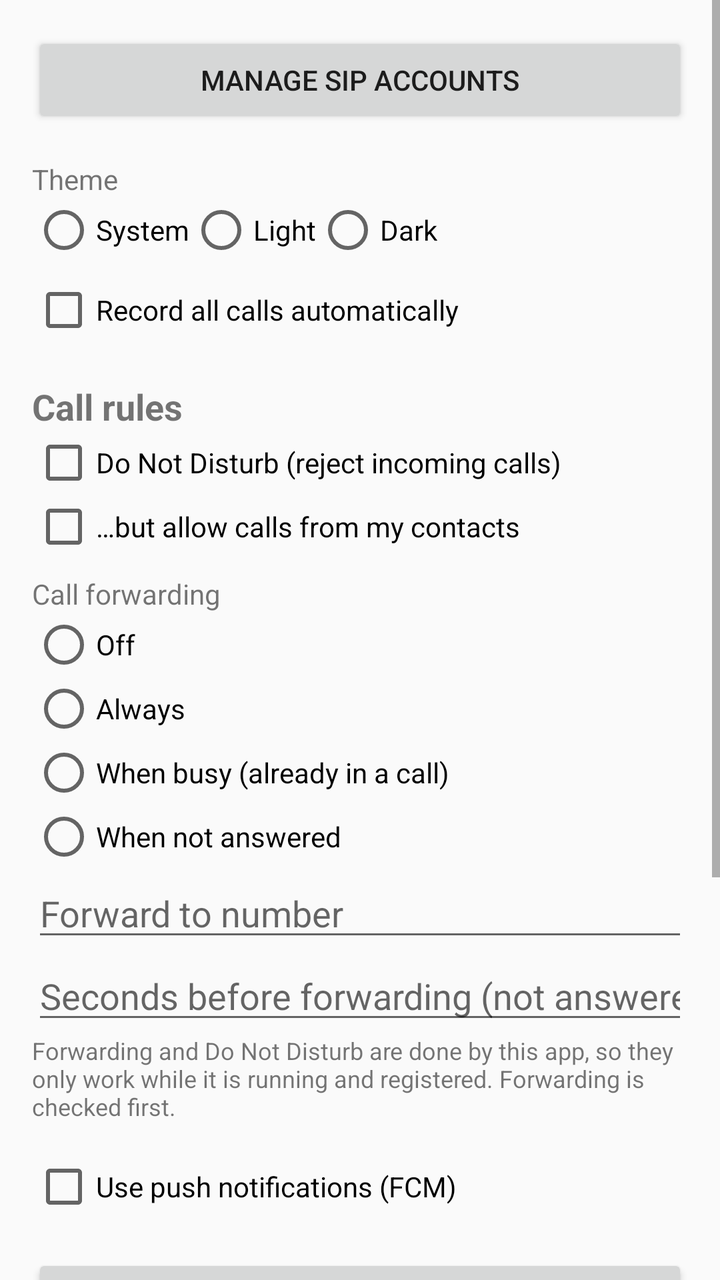
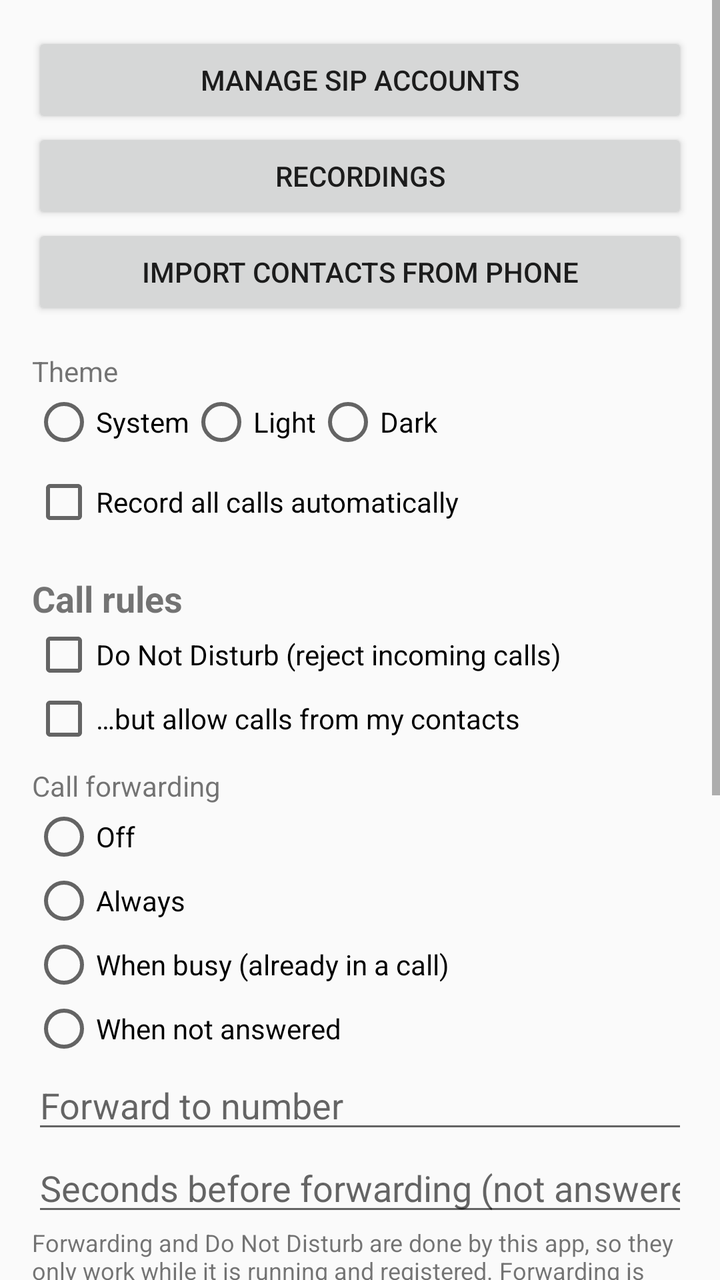

Screens rendered from an Android XML layout before and after an edit, with the pre-edit source and the edit as a unified diff.
<!-- AndroidManifest.xml: application theme Theme.SoftDial -->
<!-- res/layout/activity_settings.xml -->
<?xml version="1.0" encoding="utf-8"?>
<ScrollView xmlns:android="http://schemas.android.com/apk/res/android"
    android:layout_width="match_parent"
    android:layout_height="match_parent">

    <LinearLayout
        android:layout_width="match_parent"
        android:layout_height="wrap_content"
        android:orientation="vertical"
        android:padding="16dp">

        <Button
            android:id="@+id/btnAccounts"
            android:layout_width="match_parent"
            android:layout_height="wrap_content"
            android:text="Manage SIP accounts" />

        <TextView
            android:layout_width="wrap_content"
            android:layout_height="wrap_content"
            android:layout_marginTop="16dp"
            android:text="Theme" />

        <RadioGroup
            android:id="@+id/rgTheme"
            android:layout_width="match_parent"
            android:layout_height="wrap_content"
            android:orientation="horizontal">

            <RadioButton android:id="@+id/rbSystem" android:layout_width="wrap_content"
                android:layout_height="wrap_content" android:text="System" />
            <RadioButton android:id="@+id/rbLight" android:layout_width="wrap_content"
                android:layout_height="wrap_content" android:text="Light" />
            <RadioButton android:id="@+id/rbDark" android:layout_width="wrap_content"
                android:layout_height="wrap_content" android:text="Dark" />
        </RadioGroup>

        <CheckBox
            android:id="@+id/cbAutoRecord"
            android:layout_width="wrap_content"
            android:layout_height="wrap_content"
            android:layout_marginTop="8dp"
            android:text="Record all calls automatically" />

        
        <TextView
            android:layout_width="wrap_content"
            android:layout_height="wrap_content"
            android:layout_marginTop="20dp"
            android:text="Call rules"
            android:textSize="18sp"
            android:textStyle="bold" />

        <CheckBox
            android:id="@+id/cbDnd"
            android:layout_width="wrap_content"
            android:layout_height="wrap_content"
            android:text="Do Not Disturb (reject incoming calls)" />

        <CheckBox
            android:id="@+id/cbDndContacts"
            android:layout_width="wrap_content"
            android:layout_height="wrap_content"
            android:text="…but allow calls from my contacts" />

        <TextView
            android:layout_width="wrap_content"
            android:layout_height="wrap_content"
            android:layout_marginTop="8dp"
            android:text="Call forwarding" />

        <RadioGroup
            android:id="@+id/rgFwd"
            android:layout_width="match_parent"
            android:layout_height="wrap_content"
            android:orientation="vertical">

            <RadioButton android:id="@+id/rbFwdOff" android:layout_width="wrap_content"
                android:layout_height="wrap_content" android:text="Off" />
            <RadioButton android:id="@+id/rbFwdAlways" android:layout_width="wrap_content"
                android:layout_height="wrap_content" android:text="Always" />
            <RadioButton android:id="@+id/rbFwdBusy" android:layout_width="wrap_content"
                android:layout_height="wrap_content" android:text="When busy (already in a call)" />
            <RadioButton android:id="@+id/rbFwdNoAnswer" android:layout_width="wrap_content"
                android:layout_height="wrap_content" android:text="When not answered" />
        </RadioGroup>

        <EditText
            android:id="@+id/etFwdNumber"
            android:layout_width="match_parent"
            android:layout_height="wrap_content"
            android:hint="Forward to number"
            android:inputType="phone" />

        <EditText
            android:id="@+id/etFwdDelay"
            android:layout_width="match_parent"
            android:layout_height="wrap_content"
            android:hint="Seconds before forwarding (not answered)"
            android:inputType="number" />

        <TextView
            android:layout_width="match_parent"
            android:layout_height="wrap_content"
            android:text="Forwarding and Do Not Disturb are done by this app, so they only work while it is running and registered. Forwarding is checked first."
            android:textSize="12sp" />

        
        <CheckBox
            android:id="@+id/cbPush"
            android:layout_width="wrap_content"
            android:layout_height="wrap_content"
            android:layout_marginTop="16dp"
            android:text="Use push notifications (FCM)" />

        <TextView
            android:id="@+id/tvPush"
            android:layout_width="match_parent"
            android:layout_height="wrap_content"
            android:textSize="13sp" />

        <Button
            android:id="@+id/btnCopyToken"
            android:layout_width="match_parent"
            android:layout_height="wrap_content"
            android:text="Copy FCM token" />

        
        <TextView
            android:layout_width="wrap_content"
            android:layout_height="wrap_content"
            android:layout_marginTop="20dp"
            android:text="Backup &amp; restore"
            android:textSize="18sp"
            android:textStyle="bold" />

        <TextView
            android:layout_width="match_parent"
            android:layout_height="wrap_content"
            android:text="Saves settings, SIP accounts (with passwords) and contacts to a file. Use a passphrase to encrypt it."
            android:textSize="12sp" />

        <LinearLayout
            android:layout_width="match_parent"
            android:layout_height="wrap_content"
            android:orientation="horizontal">

            <Button
                android:id="@+id/btnExport"
                android:layout_width="0dp"
                android:layout_height="wrap_content"
                android:layout_weight="1"
                android:text="Export" />

            <Button
                android:id="@+id/btnImport"
                android:layout_width="0dp"
                android:layout_height="wrap_content"
                android:layout_weight="1"
                android:text="Import" />
        </LinearLayout>

        <Button
            android:id="@+id/btnSave"
            android:layout_width="match_parent"
            android:layout_height="wrap_content"
            android:layout_marginTop="16dp"
            android:text="Save" />

        <Button
            android:id="@+id/btnBattery"
            android:layout_width="match_parent"
            android:layout_height="wrap_content"
            android:layout_marginTop="8dp"
            android:text="Allow background running (battery)" />
    </LinearLayout>
</ScrollView>
<!-- resources referenced by this layout -->
<resources>
  <style name="Theme.SoftDial" parent="Theme.AppCompat.DayNight.DarkActionBar" />
</resources>

<!-- the commit's change to res/layout/activity_settings.xml (unified diff, before → after) -->
@@ -14,6 +14,18 @@
             android:layout_width="match_parent"
             android:layout_height="wrap_content"
             android:text="Manage SIP accounts" />
+
+        <Button
+            android:id="@+id/btnRecordings"
+            android:layout_width="match_parent"
+            android:layout_height="wrap_content"
+            android:text="Recordings" />
+
+        <Button
+            android:id="@+id/btnImportContacts"
+            android:layout_width="match_parent"
+            android:layout_height="wrap_content"
+            android:text="Import contacts from phone" />
 
         <TextView
             android:layout_width="wrap_content"
<!-- resource entries referenced after the edit -->
@@ -1,5 +1,15 @@
 <!-- resources referenced by this layout -->
 <resources>
-  <style name="Theme.SoftDial" parent="Theme.AppCompat.DayNight.DarkActionBar" />
+  <style name="Theme.SoftDial" parent="Theme.AppCompat.DayNight">
+          <item name="colorPrimary">@color/bar_bg</item>
+          <item name="colorPrimaryDark">@color/bar_bg</item>
+          <item name="colorAccent">@color/nav_active</item>
+          <item name="android:statusBarColor">@color/bar_bg</item>
+          <item name="android:navigationBarColor">@color/bar_bg</item>
+          <item name="android:windowLightStatusBar">true</item>
+          <item name="android:windowLightNavigationBar">true</item>
+      </style>
+  <color name="bar_bg">#FAFAFA</color>
+  <color name="nav_active">#2E7D32</color>
 </resources>
 
